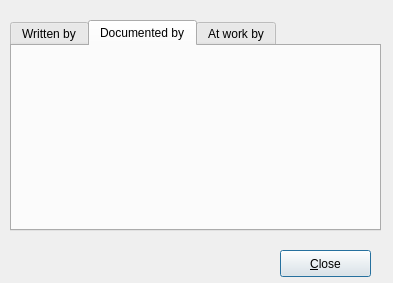
Before: the Qt Designer form feedio/UI/credits.ui in seejay/feedIO, drawn with Qt 5.
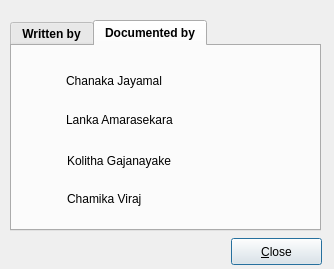
After: the same form once the commit is applied. The open tabs and pages were chosen to show the change. Icons and pictures are not drawn.

Commit message: Completed credits dialog box

Diff of the .ui file:
```diff
--- a/feedio/UI/credits.ui
+++ b/feedio/UI/credits.ui
@@ -6,8 +6,8 @@
    <rect>
     <x>0</x>
     <y>0</y>
-    <width>393</width>
-    <height>283</height>
+    <width>334</width>
+    <height>269</height>
    </rect>
   </property>
   <property name="windowTitle">
@@ -22,10 +22,16 @@
     <rect>
      <x>10</x>
      <y>20</y>
-     <width>371</width>
+     <width>311</width>
      <height>211</height>
     </rect>
    </property>
+   <property name="font">
+    <font>
+     <weight>75</weight>
+     <bold>true</bold>
+    </font>
+   </property>
    <property name="currentIndex">
     <number>0</number>
    </property>
@@ -38,18 +44,89 @@
     <attribute name="title">
      <string>Documented by</string>
     </attribute>
-   </widget>
-   <widget class="QWidget" name="tab_2">
-    <attribute name="title">
-     <string>At work by</string>
-    </attribute>
+    <widget class="QLabel" name="label_5">
+     <property name="geometry">
+      <rect>
+       <x>54</x>
+       <y>24</y>
+       <width>191</width>
+       <height>21</height>
+      </rect>
+     </property>
+     <property name="font">
+      <font>
+       <weight>50</weight>
+       <bold>false</bold>
+      </font>
+     </property>
+     <property name="text">
+      <string>Chanaka Jayamal</string>
+     </property>
+    </widget>
+    <widget class="QLabel" name="label_6">
+     <property name="geometry">
+      <rect>
+       <x>54</x>
+       <y>63</y>
+       <width>191</width>
+       <height>21</height>
+      </rect>
+     </property>
+     <property name="font">
+      <font>
+       <weight>50</weight>
+       <bold>false</bold>
+      </font>
+     </property>
+     <property name="text">
+      <string>Lanka Amarasekara</string>
+     </property>
+    </widget>
+    <widget class="QLabel" name="label_7">
+     <property name="geometry">
+      <rect>
+       <x>55</x>
+       <y>104</y>
+       <width>191</width>
+       <height>21</height>
+      </rect>
+     </property>
+     <property name="font">
+      <font>
+       <weight>50</weight>
+       <bold>false</bold>
+      </font>
+     </property>
+     <property name="text">
+      <string>Kolitha Gajanayake</string>
+     </property>
+    </widget>
+    <widget class="QLabel" name="label_8">
+     <property name="geometry">
+      <rect>
+       <x>55</x>
+       <y>142</y>
+       <width>191</width>
+       <height>21</height>
+      </rect>
+     </property>
+     <property name="font">
+      <font>
+       <weight>50</weight>
+       <bold>false</bold>
+      </font>
+     </property>
+     <property name="text">
+      <string>Chamika Viraj</string>
+     </property>
+    </widget>
    </widget>
   </widget>
   <widget class="QPushButton" name="btnClose">
    <property name="geometry">
     <rect>
-     <x>280</x>
-     <y>250</y>
+     <x>231</x>
+     <y>238</y>
      <width>91</width>
      <height>27</height>
     </rect>
```
Left out of the diff: 78 changed lines with no effect on the pictures. The commit also changes 2 other files.
